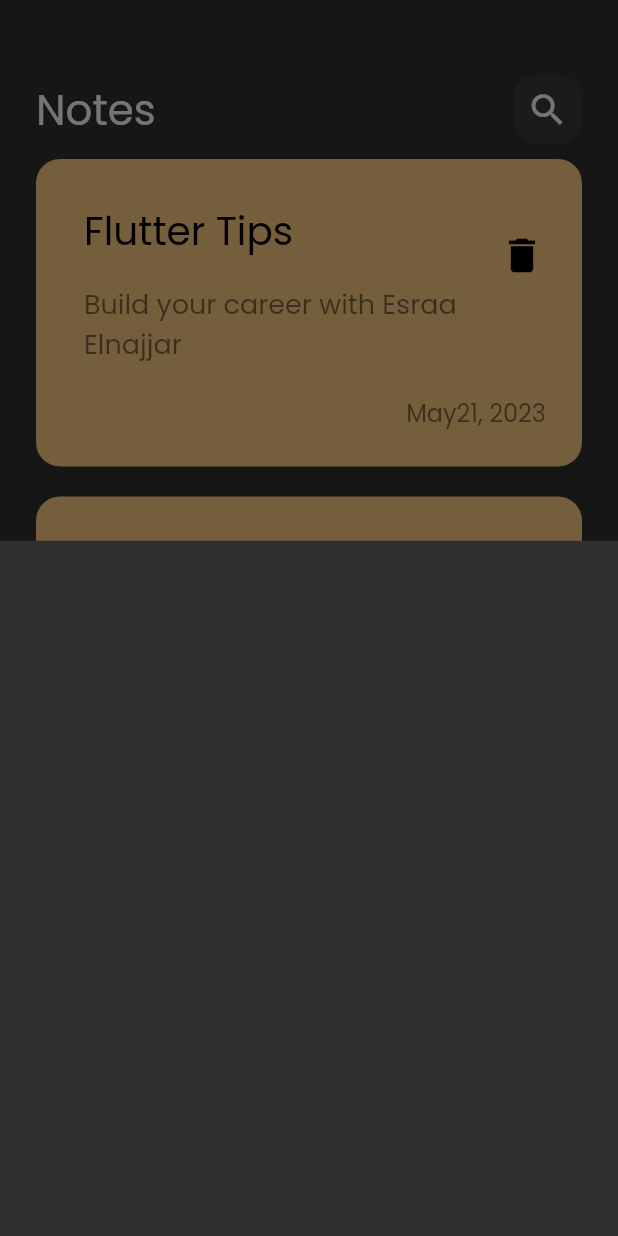
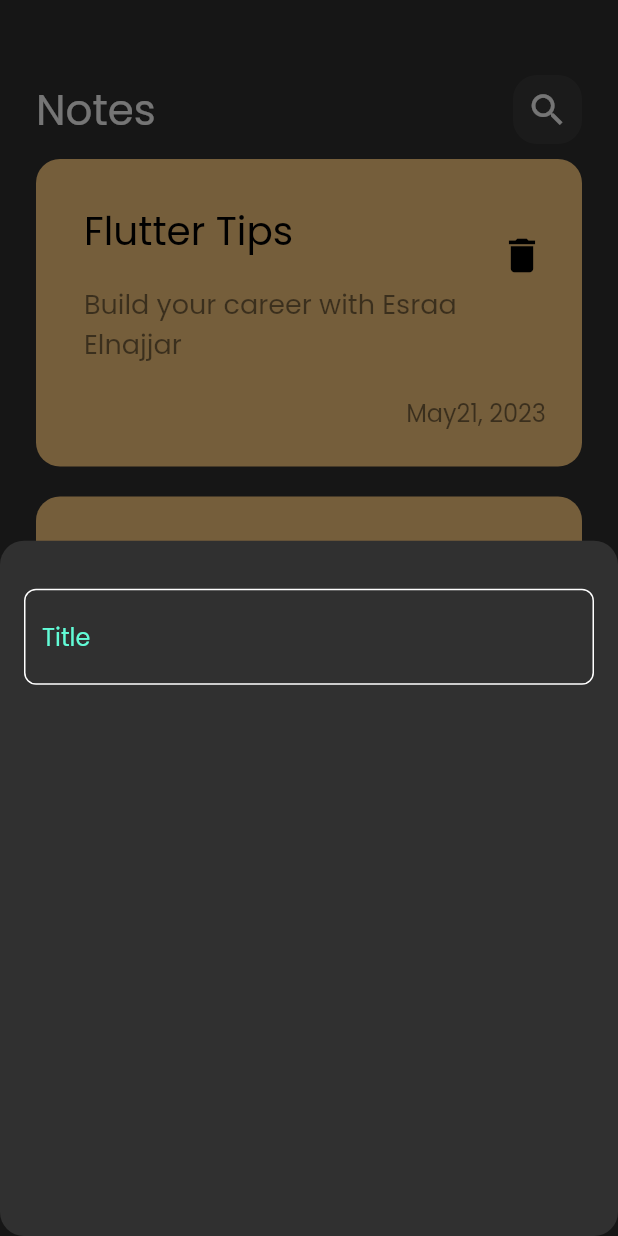
Before and after one commit to EsraaElnajjar/Notes_offline_App, a Flutter app: the screen it shows after launch, after a tap on the "add" icon, on a phone screen of 412 x 824 dp. Run offline on Flutter 3.47's test engine with Material 2 defaults, Android fonts, the phone set to English and light mode, and no system bars.

Commit message:
create custom text field

```diff
--- /dev/null
+++ b/lib/constants.dart
@@ -0,0 +1,2 @@
+import 'package:flutter/material.dart';
+const KPrimaryColor=Color(0xff62fcd7);
--- a/lib/views/note_app.dart
+++ b/lib/views/note_app.dart
@@ -9,9 +9,12 @@ class notePage extends StatelessWidget {
   Widget build(BuildContext context) {
     return  Scaffold(
       floatingActionButton: FloatingActionButton(
+        shape: RoundedRectangleBorder(borderRadius: BorderRadius.circular(16)),
         onPressed: (){
-          showModalBottomSheet(context: context, builder: (context){
-            return modalSheet();
+          showModalBottomSheet(shape: RoundedRectangleBorder(borderRadius: BorderRadius.circular(16)),
+              context: context, builder: (context){
+            return modalSheet(
+            );
           });
         },
         child: Icon(Icons.add),
--- /dev/null
+++ b/lib/views/widgets/customTextField.dart
@@ -0,0 +1,24 @@
+import 'package:flutter/material.dart';
+import 'package:note_app/constants.dart';
+class customTextField extends StatelessWidget{
+  @override
+  Widget build(BuildContext context) {
+    return TextField(
+      cursorColor:KPrimaryColor ,
+      decoration: InputDecoration(
+        hintText: "Title",
+        hintStyle: TextStyle(color: KPrimaryColor),
+        enabledBorder: OutlineInputBorder(
+            borderRadius: BorderRadius.circular(8),
+            borderSide: BorderSide(color: Colors.white)
+        ),
+        focusedBorder: OutlineInputBorder(
+            borderRadius: BorderRadius.circular(8),
+            borderSide: BorderSide(color: KPrimaryColor
+        )
+        )
+      ),
+    );
+  }
+
+}
--- a/lib/views/widgets/modalBottomSheet.dart
+++ b/lib/views/widgets/modalBottomSheet.dart
@@ -1,7 +1,18 @@
 import 'package:flutter/material.dart';
+import 'package:note_app/views/widgets/customTextField.dart';
 class modalSheet extends StatelessWidget{
   @override
   Widget build(BuildContext context) {
-    return Container();
+    return Padding(
+      padding: const EdgeInsets.symmetric(horizontal: 16),
+      child: Column(
+        children: [
+          SizedBox(
+            height: 32,
+          ),
+            customTextField(),
+        ],
+      ),
+    );
   }
 }
```
